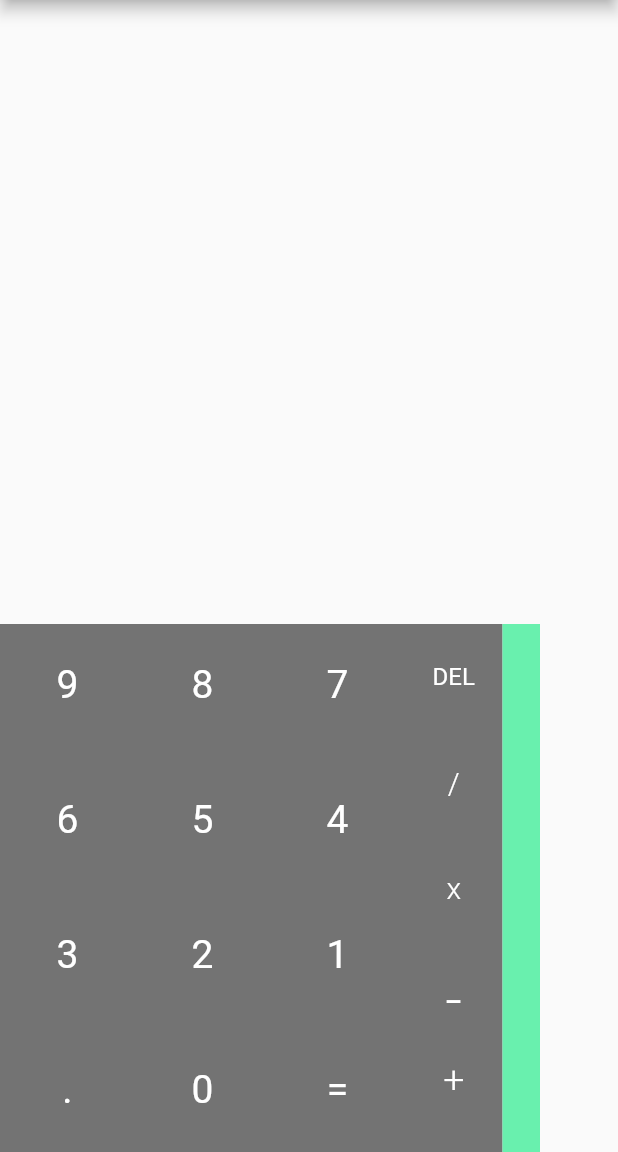
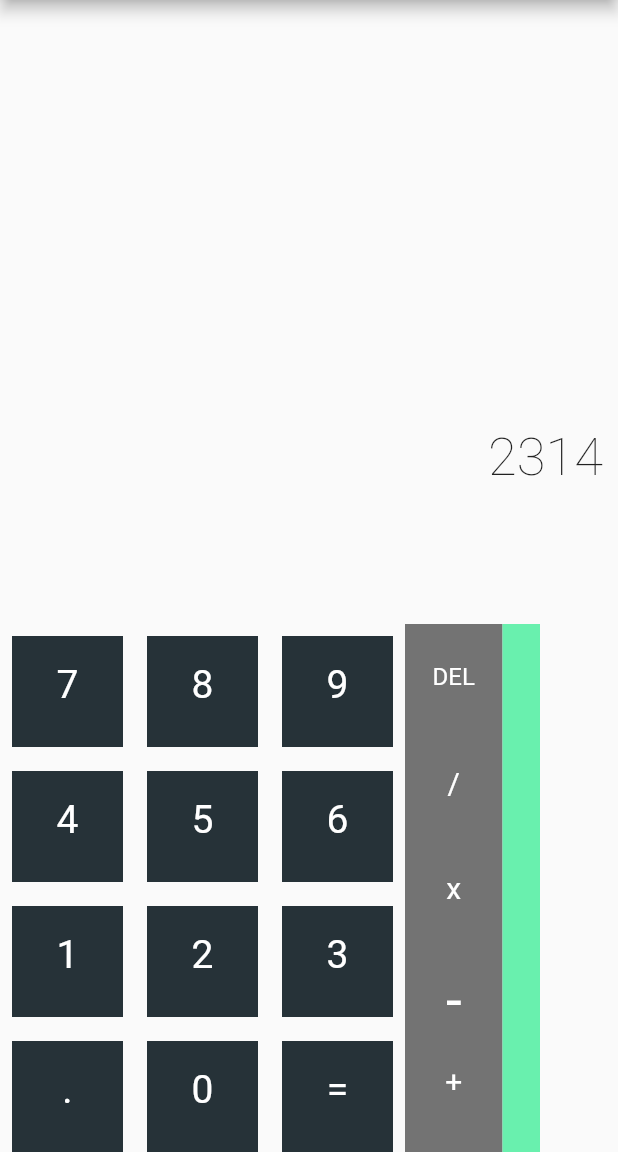
Before and after one commit to PrinceIbs/flutter_calculator_pro, a Flutter app: the screen it shows after launch, on a phone screen of 412 x 824 dp, the part 84-1236 px from its top. Run offline on Flutter 3.47's test engine with Material 2 defaults, Android fonts, the phone set to English and light mode, and no system bars.

Commit message:
Refactor code base for future expansion

```diff
--- a/lib/button.dart
+++ b/lib/button.dart
@@ -1,40 +1,43 @@
 import 'package:flutter/material.dart';
 
-class Button extends StatelessWidget {
-  final EdgeInsets padding;
-  final Alignment alignment;
-  final Color color;
-  final String textValue;
-  final double fontSize;
-  final FontWeight fontWeight;
+class NumPad extends StatelessWidget {
+  final String numValue;
 
-  Button({
-    Key key,
-    @required this.padding,
-    @required this.color,
-    @required this.textValue,
-    @required this.fontSize,
-    this.fontWeight = FontWeight.w400,
-    this.alignment = Alignment.center,
-  })  : assert(textValue != null),
-        assert(color != null),
-        assert(padding != null),
-        super(key: key);
+  NumPad(this.numValue);
 
   @override
   Widget build(BuildContext context) {
     return Container(
-      padding: padding,
-      alignment: alignment,
-      //color: color,
+      color: Colors.blueGrey[900],
+      padding: EdgeInsets.only(bottom: 10),
+      alignment: Alignment.center,
       child: Text(
-        textValue,
+        numValue,
         style: TextStyle(
           color: Colors.white,
-          fontSize: fontSize,
-          fontWeight: fontWeight,
+          fontSize: 26,
+          fontWeight: FontWeight.w400,
         ),
       ),
     );
   }
 }
+
+class Operator extends StatelessWidget {
+  final String opValue;
+  final double fontSize;
+
+  Operator({this.opValue, this.fontSize});
+
+  @override
+  Widget build(BuildContext context) {
+    return Text(
+      opValue,
+      style: TextStyle(
+        color: Colors.white,
+        fontSize: fontSize,
+        fontWeight: FontWeight.w400,
+      ),
+    );
+  }
+}
--- a/lib/main.dart
+++ b/lib/main.dart
@@ -36,60 +36,187 @@ class Calculator extends StatefulWidget {
 }
 
 class _CalculatorState extends State<Calculator> {
-  final button = <Button>[];
+  List<String> output = [];
+  String result = "2314";
 
-  List<String> output = [];
-  String result = "";
-
-  void press(String value) {
+  void show(String value) {
     setState(() {
       output.add(value);
     });
   }
 
+  List<Widget> numButton() => [
+        Container(
+          decoration: BoxDecoration(shape: BoxShape.circle),
+          child: TextButton(
+            onPressed: () {
+              show("7");
+            },
+            child: NumPad("7"),
+          ),
+        ),
+        TextButton(
+          onPressed: () {
+            show("8");
+          },
+          child: NumPad("8"),
+        ),
+        TextButton(
+          onPressed: () {
+            show("9");
+          },
+          child: NumPad("9"),
+        ),
+        TextButton(
+          onPressed: () {
+            show("4");
+          },
+          child: NumPad("4"),
+        ),
+        TextButton(
+          onPressed: () {
+            show("5");
+          },
+          child: NumPad("5"),
+        ),
+        TextButton(
+          onPressed: () {
+            show("6");
+          },
+          child: NumPad("6"),
+        ),
+        TextButton(
+          onPressed: () {
+            show("1");
+          },
+          child: NumPad("1"),
+        ),
+        TextButton(
+          onPressed: () {
+            show("2");
+          },
+          child: NumPad("2"),
+        ),
+        TextButton(
+          onPressed: () {
+            show("3");
+          },
+          child: NumPad("3"),
+        ),
+        TextButton(
+          onPressed: () {
+            show(".");
+          },
+          child: NumPad("."),
+        ),
+        TextButton(
+          onPressed: () {
+            show("0");
+          },
+          child: NumPad("0"),
+        ),
+        TextButton(
+          onPressed: () {
+            show("=");
+          },
+          child: NumPad("="),
+        ),
+      ];
+
+  List<Widget> opButton() => [
+        Expanded(
+          child: Container(
+            padding: const EdgeInsets.all(10),
+            alignment: Alignment.center,
+            child: TextButton(
+              onPressed: () => setState(
+                () {
+                  output.removeLast();
+                  print(output.toString());
+                },
+              ),
+              onLongPress: () => setState(
+                () => output.clear(),
+              ),
+              child: Operator(
+                fontSize: 16,
+                opValue: "DEL",
+              ),
+            ),
+          ),
+        ),
+        Expanded(
+          child: Container(
+            padding: const EdgeInsets.all(10),
+            alignment: Alignment.center,
+            child: TextButton(
+              onPressed: () => setState(
+                () {
+                  show("/");
+                },
+              ),
+              child: Operator(
+                fontSize: 20,
+                opValue: "/",
+              ),
+            ),
+          ),
+        ),
+        Expanded(
+          child: Container(
+            padding: const EdgeInsets.all(10),
+            alignment: Alignment.center,
+            child: TextButton(
+              onPressed: () => setState(
+                () {
+                  show("x");
+                },
+              ),
+              child: Operator(
+                fontSize: 20,
+                opValue: "x",
+              ),
+            ),
+          ),
+        ),
+        Expanded(
+          child: Container(
+            padding: const EdgeInsets.all(10),
+            alignment: Alignment.center,
+            child: TextButton(
+              onPressed: () => setState(
+                () {
+                  show("-");
+                },
+              ),
+              child: Operator(
+                fontSize: 38,
+                opValue: "-",
+              ),
+            ),
+          ),
+        ),
+        Expanded(
+          child: Container(
+            padding: const EdgeInsets.only(bottom: 25),
+            alignment: Alignment.center,
+            child: TextButton(
+              onPressed: () => setState(
+                () {
+                  show("+");
+                },
+              ),
+              child: Operator(
+                fontSize: 20,
+                opValue: "+",
+              ),
+            ),
+          ),
+        ),
+      ];
+
   @override
   Widget build(BuildContext context) {
-    // add buttons appropraitely to the list of buttons
-    for (int i = 9; i >= -2; i--) {
-      if (i == 0) {
-        button.add(
-          Button(
-            textValue: ".",
-            color: Colors.black54,
-            fontSize: 26,
-            padding: EdgeInsets.only(bottom: 10),
-          ),
-        );
-      } else if (i == -1) {
-        button.add(
-          Button(
-            textValue: "0",
-            color: Colors.black54,
-            fontSize: 26,
-            padding: EdgeInsets.only(bottom: 10),
-          ),
-        );
-      } else if (i == -2) {
-        button.add(
-          Button(
-            textValue: "=",
-            color: Colors.black54,
-            fontSize: 26,
-            padding: EdgeInsets.only(bottom: 10),
-          ),
-        );
-      } else {
-        button.add(
-          Button(
-            textValue: i.toString(),
-            color: Colors.black54,
-            fontSize: 26,
-            padding: EdgeInsets.only(bottom: 10),
-          ),
-        );
-      }
-    }
-
     return SafeArea(
       child: Column(
         children: [
@@ -131,25 +258,13 @@ class _CalculatorState extends State<Calculator> {
           Container(
             child: Row(
               children: [
-                // 1 to 9
                 Container(
                   width: 270,
                   height: 352,
-                  color: Colors.black54,
-                  child: GridView.builder(
-                    shrinkWrap: true,
-                    primary: false,
-                    gridDelegate:
-                        const SliverGridDelegateWithFixedCrossAxisCount(
-                      crossAxisCount: 3,
-                    ),
-                    itemCount: button.length,
-                    itemBuilder: (BuildContext context, int index) =>
-                        TextButton(
-                            onPressed: () {
-                              press(button[index].textValue);
-                            },
-                            child: button[index]),
+                  //color: Colors.blueGrey[900],
+                  child: GridView.count(
+                    crossAxisCount: 3,
+                    children: numButton(),
                   ),
                 ),
                 Container(
@@ -157,107 +272,7 @@ class _CalculatorState extends State<Calculator> {
                   width: 65,
                   height: 352,
                   child: Column(
-                    children: [
-                      Expanded(
-                        child: Container(
-                            padding: const EdgeInsets.all(10),
-                            alignment: Alignment.center,
-                            child: TextButton(
-                              onPressed: () {
-                                setState(() {
-                                  output.removeLast();
-                                  print(output.toString());
-                                });
-                              },
-                              onLongPress: () {
-                                setState(() {
-                                  output.clear();
-                                });
-                              },
-                              child: const Text(
-                                "DEL",
-                                style: TextStyle(
-                                  color: Colors.white,
-                                  fontSize: 16,
-                                  fontWeight: FontWeight.w400,
-                                ),
-                              ),
-                            )),
-                      ),
-                      Expanded(
-                        child: Container(
-                            padding: const EdgeInsets.all(10),
-                            alignment: Alignment.center,
-                            child: TextButton(
-                              onPressed: () {
-                                press("/");
-                              },
-                              child: const Text(
-                                "/",
-                                style: TextStyle(
-                                  color: Colors.white,
-                                  fontSize: 20,
-                                  fontWeight: FontWeight.w300,
-                                ),
-                              ),
-                            )),
-                      ),
-                      Expanded(
-                        child: Container(
-                            padding: const EdgeInsets.all(10),
-                            alignment: Alignment.center,
-                            child: TextButton(
-                              onPressed: () {
-                                press("x");
-                              },
-                              child: const Text(
-                                "x",
-                                style: TextStyle(
-                                  color: Colors.white,
-                                  fontSize: 20,
-                                  fontWeight: FontWeight.w300,
-                                ),
-                              ),
-                            )),
-                      ),
-                      Expanded(
-                        child: Container(
-                            padding: const EdgeInsets.all(10),
-                            alignment: Alignment.center,
-                            child: TextButton(
-                              onPressed: () {
-                                press("-");
-                              },
-                              child: const Text(
-                                "-",
-                                style: TextStyle(
-                                  color: Colors.white,
-                                  fontSize: 38,
-                                  fontWeight: FontWeight.w300,
-                                ),
-                              ),
-                            )),
-                      ),
-                      Expanded(
-                        child: Container(
-                          padding: const EdgeInsets.only(bottom: 25),
-                          alignment: Alignment.center,
-                          child: TextButton(
-                            onPressed: () {
-                              press("+");
-                            },
-                            child: const Text(
-                              "+",
-                              style: TextStyle(
-                                color: Colors.white,
-                                fontSize: 25,
-                                fontWeight: FontWeight.w300,
-                              ),
-                            ),
-                          ),
-                        ),
-                      ),
-                    ],
+                    children: opButton(),
                   ),
                 ),
                 Container(
```
